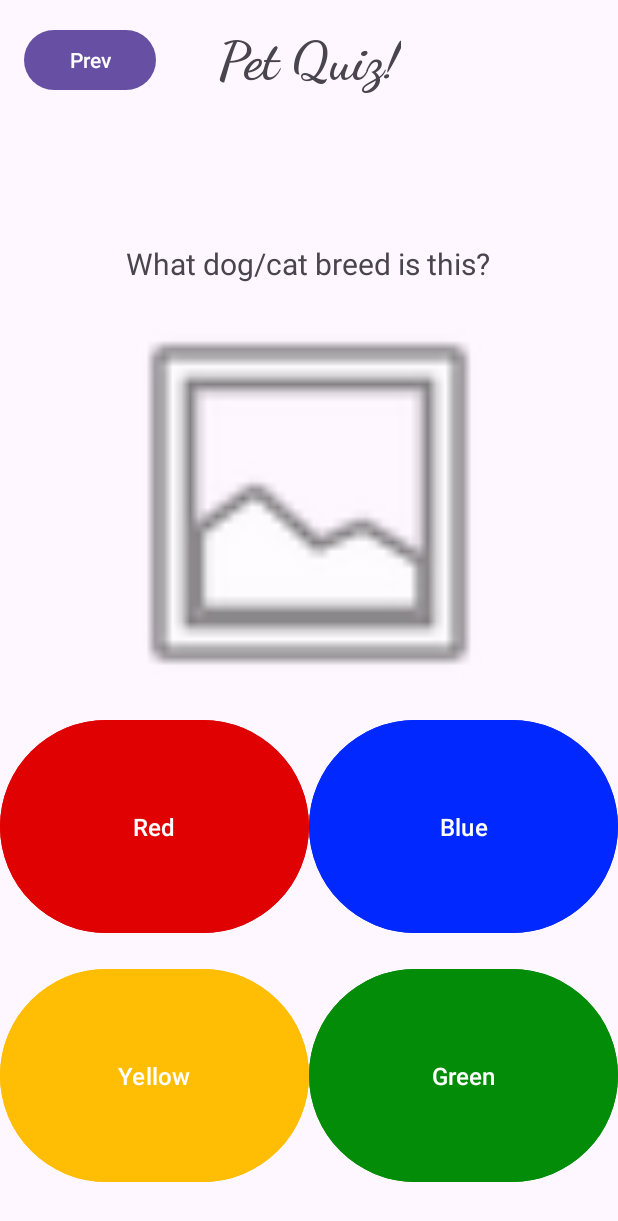
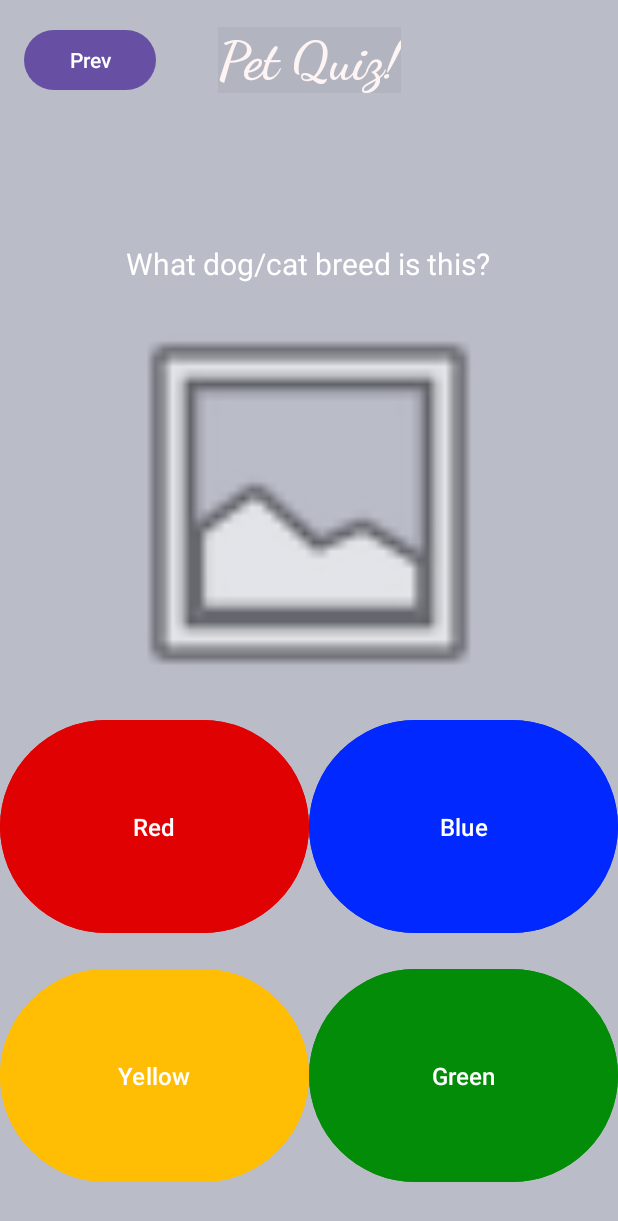
Before and after one commit to Lissiola/Paws_and_Learn, an Android app: the screen it shows after launch (QuizActivity), on a phone screen of 412 x 824 dp. Shown: the top 1221 px of the screen. Run offline under Robolectric (Android 15) with nearby library versions, the phone set to English and light mode, and no system bars; our stand-ins replace Picasso, Volley; network calls fail; pictures from the network do not load; Roboto replaces fonts that are not available here.

Commit message:
Merge remote-tracking branch 'origin/AlainasBranch' into AlainasBranch

```diff
--- a/app/src/main/res/layout/activity_quiz.xml
+++ b/app/src/main/res/layout/activity_quiz.xml
@@ -5,11 +5,15 @@
     android:id="@+id/main"
     android:layout_width="match_parent"
     android:layout_height="match_parent"
+    android:backgroundTint="@color/material_dynamic_neutral40"
     tools:context=".QuizActivity">
 
     <androidx.constraintlayout.widget.ConstraintLayout
         android:layout_width="match_parent"
-        android:layout_height="match_parent">
+        android:layout_height="match_parent"
+        android:background="@color/material_dynamic_neutral40"
+        android:backgroundTint="@color/material_dynamic_neutral40"
+        android:backgroundTintMode="add">
 
         <Button
             android:id="@+id/btnGreen"
@@ -53,8 +57,11 @@
             android:id="@+id/txtPetQuiz"
             android:layout_width="wrap_content"
             android:layout_height="wrap_content"
+            android:background="#B2B5C0"
+            android:backgroundTintMode="add"
             android:fontFamily="cursive"
             android:text="Pet Quiz!"
+            android:textColor="#FFF4F4"
             android:textSize="35sp"
             android:textStyle="bold"
             app:layout_constraintBottom_toBottomOf="@+id/btnPrev"
@@ -68,6 +75,7 @@
             android:layout_height="wrap_content"
             android:layout_marginTop="32dp"
             android:text="What dog/cat breed is this?"
+            android:textColor="#FFFFFF"
             android:textSize="20sp"
             app:layout_constraintEnd_toEndOf="parent"
             app:layout_constraintHorizontal_bias="0.496"
```
